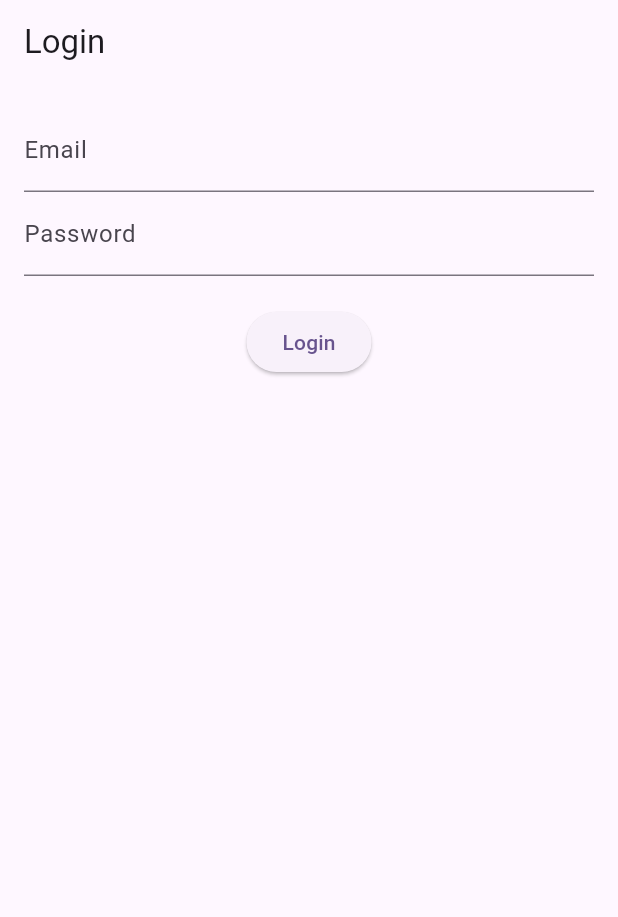
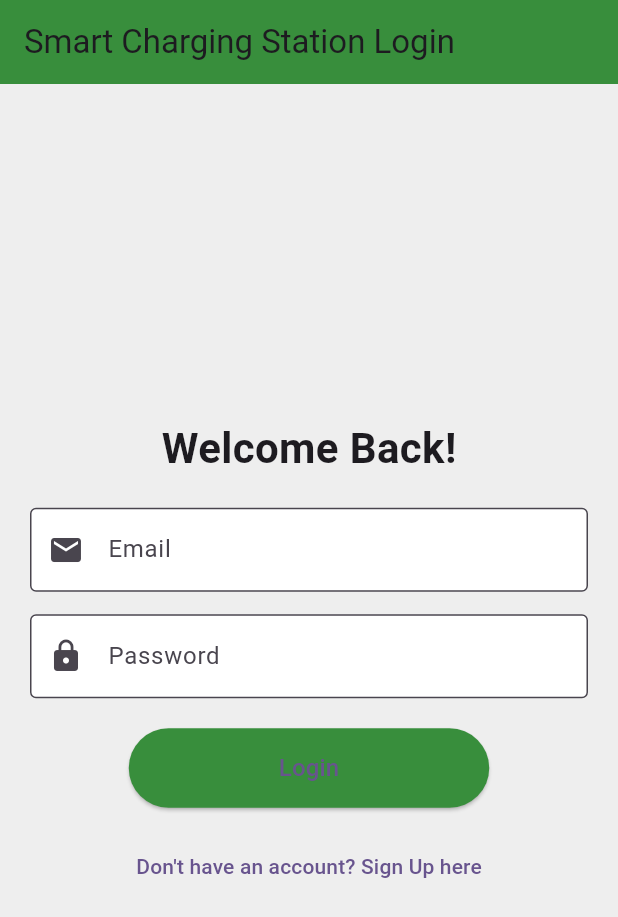
Before and after one commit to Parindi-Binarika/smart_fuelStation, a Flutter app: the LoginScreen screen opened directly, on a phone screen of 412 x 824 dp. Shown: the top 917 px of the screen. Run offline on Flutter 3.47's test engine with Material 3 defaults, Android fonts, the phone set to English and light mode, and no system bars; our stand-ins replace cloud_firestore, firebase_auth, firebase_core; accounts and stored records are empty.

Commit message:
Update login_screen.dart with navigation to signup and validation

```diff
--- a/lib/login_screen.dart
+++ b/lib/login_screen.dart
@@ -1,7 +1,7 @@
-// login_screen.dart
 import 'package:flutter/material.dart';
 import 'package:firebase_auth/firebase_auth.dart';
 import 'dashboard_screen.dart';
+import 'sign_up_screen.dart';
 
 class LoginScreen extends StatefulWidget {
   @override
@@ -32,16 +32,61 @@ class _LoginScreenState extends State<LoginScreen> {
   @override
   Widget build(BuildContext context) {
     return Scaffold(
-      appBar: AppBar(title: Text("Login")),
-      body: Padding(
-        padding: const EdgeInsets.all(16.0),
-        child: Column(
-          children: [
-            TextField(controller: usernameController, decoration: InputDecoration(labelText: "Email")),
-            TextField(controller: passwordController, decoration: InputDecoration(labelText: "Password"), obscureText: true),
-            SizedBox(height: 20),
-            ElevatedButton(onPressed: login, child: Text("Login")),
-          ],
+      backgroundColor: Colors.grey[200],
+      appBar: AppBar(
+        title: Text("Smart Charging Station Login"),
+        backgroundColor: Colors.green[700],
+      ),
+      body: Center(
+        child: SingleChildScrollView(
+          padding: const EdgeInsets.all(20),
+          child: Column(
+            children: [
+              Text("Welcome Back!", style: TextStyle(fontSize: 28, fontWeight: FontWeight.bold)),
+              SizedBox(height: 20),
+              TextField(
+                controller: usernameController,
+                decoration: InputDecoration(
+                  labelText: "Email",
+                  prefixIcon: Icon(Icons.email),
+                  border: OutlineInputBorder(),
+                  filled: true,
+                  fillColor: Colors.white,
+                ),
+              ),
+              SizedBox(height: 15),
+              TextField(
+                controller: passwordController,
+                obscureText: true,
+                decoration: InputDecoration(
+                  labelText: "Password",
+                  prefixIcon: Icon(Icons.lock),
+                  border: OutlineInputBorder(),
+                  filled: true,
+                  fillColor: Colors.white,
+                ),
+              ),
+              SizedBox(height: 20),
+              ElevatedButton(
+                onPressed: login,
+                child: Text("Login", style: TextStyle(fontSize: 16)),
+                style: ElevatedButton.styleFrom(
+                  backgroundColor: Colors.green[700],
+                  padding: EdgeInsets.symmetric(horizontal: 100, vertical: 15),
+                ),
+              ),
+              SizedBox(height: 15),
+              TextButton(
+                onPressed: () {
+                  Navigator.push(
+                    context,
+                    MaterialPageRoute(builder: (context) => SignUpScreen()),
+                  );
+                },
+                child: Text("Don't have an account? Sign Up here"),
+              ),
+            ],
+          ),
         ),
       ),
     );
```
